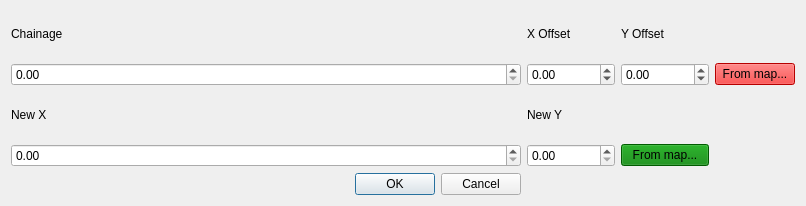
First picture: the form in correction_dialog.ui, repository Drew973/PTS_image_loader, before the edit.
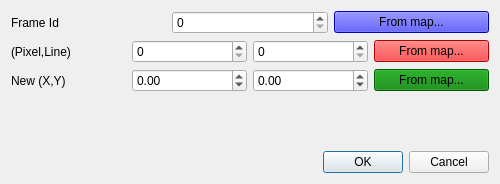
Second picture: the form after the edit.

Commit message: changed to frame,pixel,line. todo: georeference,correct points.

What changed in the file:
```diff
--- a/correction_dialog.ui
+++ b/correction_dialog.ui
@@ -6,41 +6,105 @@
    <rect>
     <x>0</x>
     <y>0</y>
-    <width>806</width>
-    <height>206</height>
+    <width>500</width>
+    <height>184</height>
    </rect>
   </property>
   <property name="windowTitle">
    <string>Dialog</string>
   </property>
-  <layout class="QGridLayout" name="gridLayout">
-   <item row="3" column="3">
-    <widget class="QPushButton" name="endButton">
+  <layout class="QVBoxLayout" name="verticalLayout">
+   <item>
+    <layout class="QHBoxLayout" name="horizontalLayout_3">
+     <item>
+      <widget class="QLabel" name="label">
+       <property name="text">
+        <string>Frame Id</string>
+       </property>
+      </widget>
+     </item>
+     <item>
+      <widget class="QSpinBox" name="frameId">
+       <property name="maximum">
+        <number>999999999</number>
+       </property>
+      </widget>
+     </item>
+     <item>
+      <widget class="QPushButton" name="frameButton">
      <property name="toolTip">
       <string>&lt;html&gt;&lt;head/&gt;&lt;body&gt;&lt;p&gt;Set (x,y) by clicking map&lt;/p&gt;&lt;/body&gt;&lt;/html&gt;</string>
      </property>
      <property name="styleSheet">
-      <string notr="true">background-color:green;</string>
+        <string notr="true">background-color:blue;</string>
      </property>
      <property name="text">
       <string>From map...</string>
      </property>
     </widget>
    </item>
-   <item row="0" column="1">
+    </layout>
+   </item>
+   <item>
+    <layout class="QHBoxLayout" name="horizontalLayout_2">
+     <item>
     <widget class="QLabel" name="label_4">
      <property name="text">
-      <string>X Offset</string>
+        <string>(Pixel,Line)</string>
      </property>
     </widget>
    </item>
-   <item row="1" column="1" colspan="2">
-    <widget class="QDoubleSpinBox" name="xOffset">
+     <item>
+      <widget class="QSpinBox" name="pixel">
      <property name="toolTip">
-      <string>&lt;html&gt;&lt;head/&gt;&lt;body&gt;&lt;p&gt;X offset from point at chainage.&lt;/p&gt;&lt;/body&gt;&lt;/html&gt;</string>
+        <string>&lt;html&gt;&lt;head/&gt;&lt;body&gt;&lt;p&gt;Pixel&lt;/p&gt;&lt;/body&gt;&lt;/html&gt;</string>
+       </property>
+       <property name="maximum">
+        <number>1038</number>
+       </property>
+      </widget>
+     </item>
+     <item>
+      <widget class="QSpinBox" name="line">
+       <property name="toolTip">
+        <string>&lt;html&gt;&lt;head/&gt;&lt;body&gt;&lt;p&gt;Line.&lt;/p&gt;&lt;/body&gt;&lt;/html&gt;</string>
+       </property>
+       <property name="maximum">
+        <number>1250</number>
+       </property>
+      </widget>
+     </item>
+     <item>
+      <widget class="QPushButton" name="pixelLineButton">
+       <property name="toolTip">
+        <string>&lt;html&gt;&lt;head/&gt;&lt;body&gt;&lt;p&gt;Set chainage,x offset, y offset by clicking map&lt;/p&gt;&lt;/body&gt;&lt;/html&gt;</string>
+       </property>
+       <property name="styleSheet">
+        <string notr="true">background-color:red;</string>
+       </property>
+       <property name="text">
+        <string>From map...</string>
+       </property>
+      </widget>
+     </item>
+    </layout>
+   </item>
+   <item>
+    <layout class="QHBoxLayout" name="horizontalLayout">
+     <item>
+      <widget class="QLabel" name="label_5">
+       <property name="text">
+        <string>New (X,Y)</string>
+       </property>
+      </widget>
+     </item>
+     <item>
+      <widget class="QDoubleSpinBox" name="x">
+       <property name="toolTip">
+        <string>&lt;html&gt;&lt;head/&gt;&lt;body&gt;&lt;p&gt;New X coordinate&lt;/p&gt;&lt;/body&gt;&lt;/html&gt;</string>
      </property>
      <property name="minimum">
-      <double>-999999999999999983222784.000000000000000</double>
+        <double>-9999999999999999931398190359470212947659194368.000000000000000</double>
      </property>
      <property name="maximum">
       <double>9999999999999999635896294965248.000000000000000</double>
@@ -50,13 +114,13 @@
      </property>
     </widget>
    </item>
-   <item row="3" column="1" colspan="2">
+     <item>
     <widget class="QDoubleSpinBox" name="y">
      <property name="toolTip">
       <string>&lt;html&gt;&lt;head/&gt;&lt;body&gt;&lt;p&gt;Original Y coordinate&lt;/p&gt;&lt;/body&gt;&lt;/html&gt;</string>
      </property>
      <property name="minimum">
-      <double>0.000000000000000</double>
+        <double>-10000000000000000303786028427003666890752.000000000000000</double>
      </property>
      <property name="maximum">
       <double>9999999999999999635896294965248.000000000000000</double>
@@ -66,7 +130,29 @@
      </property>
     </widget>
    </item>
-   <item row="4" column="0">
+     <item>
+      <widget class="QPushButton" name="XYButton">
+       <property name="toolTip">
+        <string>&lt;html&gt;&lt;head/&gt;&lt;body&gt;&lt;p&gt;Set (x,y) by clicking map&lt;/p&gt;&lt;/body&gt;&lt;/html&gt;</string>
+       </property>
+       <property name="styleSheet">
+        <string notr="true">background-color:green;</string>
+       </property>
+       <property name="text">
+        <string>From map...</string>
+       </property>
+      </widget>
+     </item>
+    </layout>
+   </item>
+   <item>
+    <widget class="QLabel" name="label_3">
+     <property name="text">
+      <string/>
+     </property>
+    </widget>
+   </item>
+   <item>
     <widget class="QDialogButtonBox" name="buttonBox">
      <property name="orientation">
       <enum>Qt::Horizontal</enum>
@@ -76,93 +162,6 @@
      </property>
     </widget>
    </item>
-   <item row="2" column="1">
-    <widget class="QLabel" name="label_2">
-     <property name="text">
-      <string>New Y</string>
-     </property>
-    </widget>
-   </item>
-   <item row="2" column="0">
-    <widget class="QLabel" name="label_5">
-     <property name="text">
-      <string>New X</string>
-     </property>
-    </widget>
-   </item>
-   <item row="0" column="3">
-    <widget class="QLabel" name="label_6">
-     <property name="text">
-      <string>Y Offset</string>
-     </property>
-    </widget>
-   </item>
-   <item row="1" column="0">
-    <widget class="QDoubleSpinBox" name="chainage">
-     <property name="maximum">
-      <double>9999999999999999635896294965248.000000000000000</double>
-     </property>
-     <property name="singleStep">
-      <double>0.010000000000000</double>
-     </property>
-    </widget>
-   </item>
-   <item row="4" column="2" colspan="2">
-    <widget class="QLabel" name="label_3">
-     <property name="text">
-      <string/>
-     </property>
-    </widget>
-   </item>
-   <item row="0" column="0">
-    <widget class="QLabel" name="label">
-     <property name="text">
-      <string>Chainage</string>
-     </property>
-    </widget>
-   </item>
-   <item row="3" column="0">
-    <widget class="QDoubleSpinBox" name="x">
-     <property name="toolTip">
-      <string>&lt;html&gt;&lt;head/&gt;&lt;body&gt;&lt;p&gt;Original X coordinate&lt;/p&gt;&lt;/body&gt;&lt;/html&gt;</string>
-     </property>
-     <property name="maximum">
-      <double>9999999999999999635896294965248.000000000000000</double>
-     </property>
-     <property name="singleStep">
-      <double>0.010000000000000</double>
-     </property>
-    </widget>
-   </item>
-   <item row="1" column="3">
-    <widget class="QDoubleSpinBox" name="yOffset">
-     <property name="toolTip">
-      <string>&lt;html&gt;&lt;head/&gt;&lt;body&gt;&lt;p&gt;Y offset from point at chainage.&lt;/p&gt;&lt;/body&gt;&lt;/html&gt;</string>
-     </property>
-     <property name="minimum">
-      <double>-99999999999999996863366107917975552.000000000000000</double>
-     </property>
-     <property name="maximum">
-      <double>9999999999999999635896294965248.000000000000000</double>
-     </property>
-     <property name="singleStep">
-      <double>0.010000000000000</double>
-     </property>
-    </widget>
-   </item>
-   <item row="1" column="4">
-    <widget class="QPushButton" name="currentButton">
-     <property name="toolTip">
-      <string>&lt;html&gt;&lt;head/&gt;&lt;body&gt;&lt;p&gt;Set chainage,x offset, y offset by clicking map&lt;/p&gt;&lt;/body&gt;&lt;/html&gt;</string>
-     </property>
-     <property name="styleSheet">
-      <string notr="true">background-color:red;</string>
-     </property>
-     <property name="text">
-      <string>From map...</string>
-     </property>
-    </widget>
-   </item>
   </layout>
  </widget>
  <resources/>
```
Left out of the diff: 4 changed lines with no effect on the pictures. Lines whose indentation alone changed are shown as unchanged. The commit also changes 12 other files.
